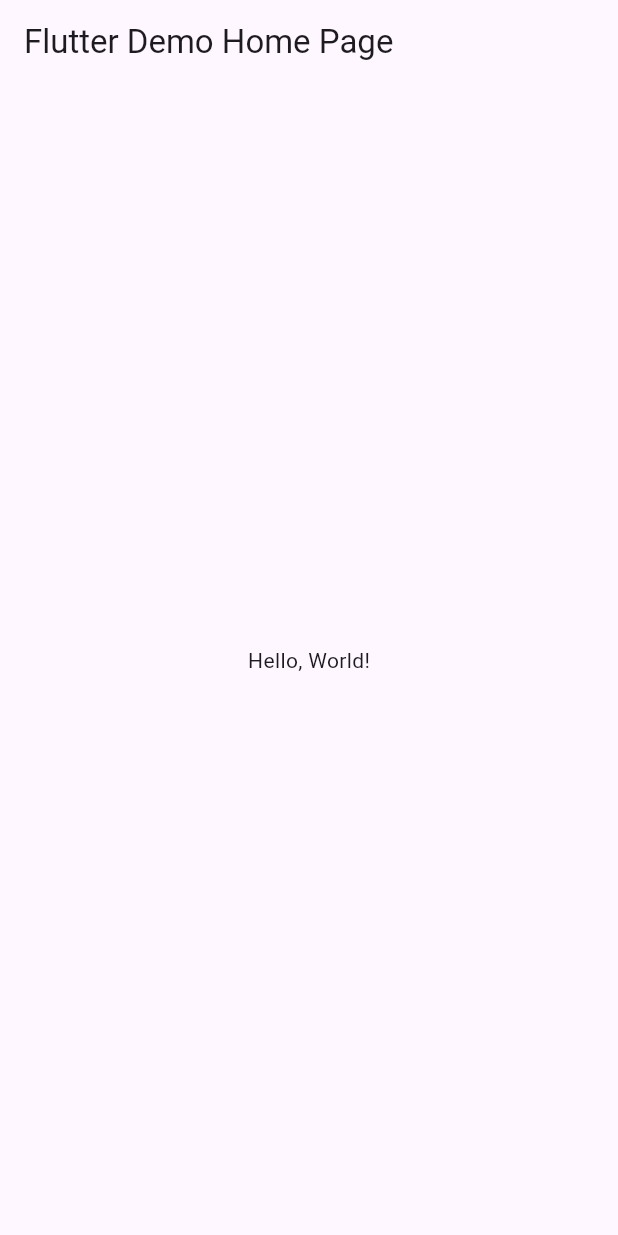
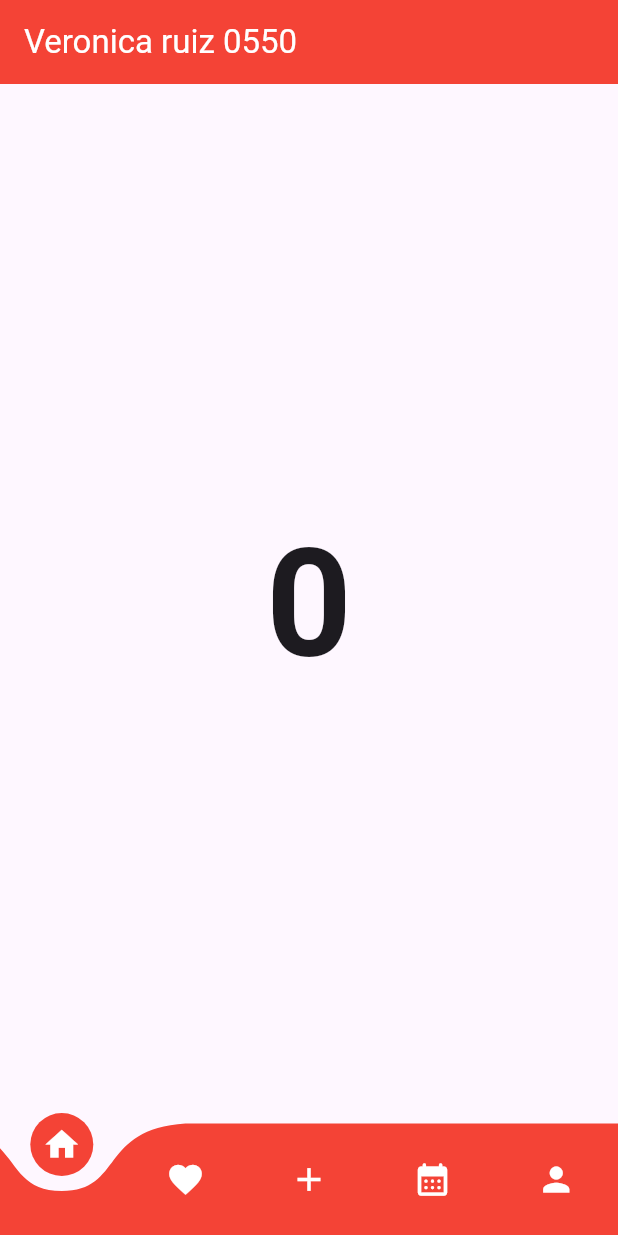
Before and after one commit to veronicaruizav/act7_0550, a Flutter app: the screen it shows after launch, on a phone screen of 412 x 824 dp. Run offline on Flutter 3.47's test engine with Material 3 defaults, Android fonts, the phone set to English and light mode, and no system bars; drawn by our look-alikes of curved_navigation_bar.

```diff
--- /dev/null
+++ b/lib/home.dart
@@ -0,0 +1,51 @@
+import 'package:curved_navigation_bar/curved_navigation_bar.dart';
+import 'package:flutter/material.dart';
+
+class HomePage extends StatefulWidget {
+  const HomePage({super.key});
+
+  @override
+  State<HomePage> createState() => _HomePageState();
+}
+
+class _HomePageState extends State<HomePage> {
+  int _page = 0;
+
+  @override
+  Widget build(BuildContext context) {
+    return Scaffold(
+      bottomNavigationBar: CurvedNavigationBar(
+        backgroundColor: Color(0x00ed6a6a),
+        buttonBackgroundColor: Colors.red,
+        color: Colors.red,
+        animationDuration: const Duration(milliseconds: 300),
+        items: const <Widget>[
+          Icon(Icons.home, size: 26, color: Colors.white),
+          Icon(Icons.favorite, size: 26, color: Colors.white),
+          Icon(Icons.add, size: 26, color: Colors.white),
+          Icon(Icons.calendar_month_rounded, size: 26, color: Colors.white),
+          Icon(Icons.person, size: 26, color: Colors.white),
+        ],
+        onTap: (index) {
+          setState(() {
+            _page = index;
+          });
+        },
+      ),
+      appBar: AppBar(
+        backgroundColor: Colors.red,
+        title: const Text('Veronica ruiz 0550',
+            style: TextStyle(color: Colors.white)),
+      ),
+      body: Center(
+        child: Text(
+          _page.toString(),
+          style: const TextStyle(
+            fontSize: 100,
+            fontWeight: FontWeight.bold,
+          ),
+        ),
+      ),
+    );
+  }
+}
--- a/lib/main.dart
+++ b/lib/main.dart
@@ -1,43 +1,18 @@
+import 'package:ruiz0550/home.dart';
 import 'package:flutter/material.dart';
 
-void main() => runApp(MyApp());
+void main() {
+  runApp(const MyApp());
+}
 
 class MyApp extends StatelessWidget {
   const MyApp({super.key});
-  // This widget is the root of your application.
+
   @override
   Widget build(BuildContext context) {
-    return MaterialApp(
-      // Application name
-      title: 'Flutter Hello World',
-      // Application theme data, you can set the colors for the application as
-      // you want
-      theme: ThemeData(
-        // useMaterial3: false,
-        primarySwatch: Colors.blue,
-      ),
-      // A widget which will be started on application startup
-      home: MyHomePage(title: 'Flutter Demo Home Page'),
+    return const MaterialApp(
+      debugShowCheckedModeBanner: false,
+      home: HomePage(),
     );
   }
 }
-
-class MyHomePage extends StatelessWidget {
-  final String title;
-  const MyHomePage({super.key, required this.title});
-
-  @override
-  Widget build(BuildContext context) {
-    return Scaffold(
-      appBar: AppBar(
-        // The title text which will be shown on the action bar
-        title: Text(title),
-      ),
-      body: Center(
-        child: Text(
-          'Hello, World!',
-        ),
-      ),
-    );
-  }
-}
--- a/pubspec.yaml
+++ b/pubspec.yaml
@@ -9,11 +9,13 @@ environment:
 dependencies:
   flutter:
     sdk: flutter
+  cupertino_icons: ^1.0.2
+  curved_navigation_bar: ^1.0.3
 
 dev_dependencies:
   flutter_test:
     sdk: flutter
-  flutter_lints: ^2.0.2
+  flutter_lints: ^2.0.0
 
 flutter:
   uses-material-design: true
```
